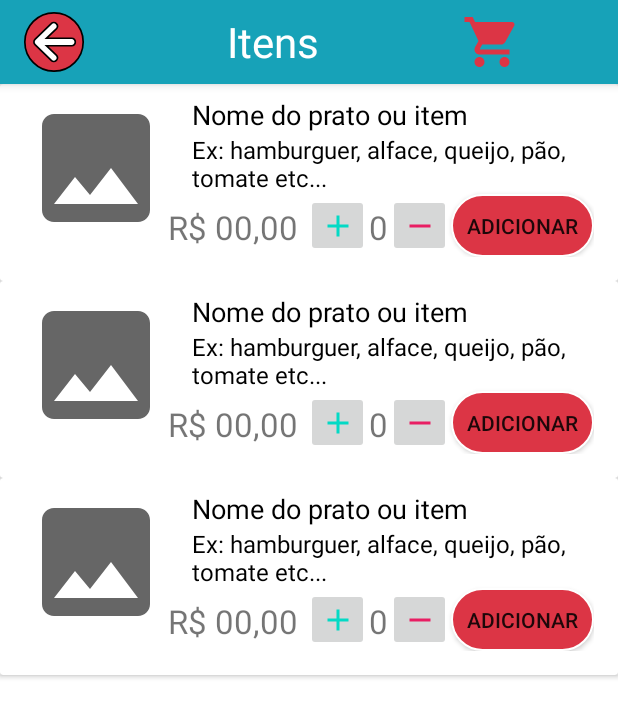
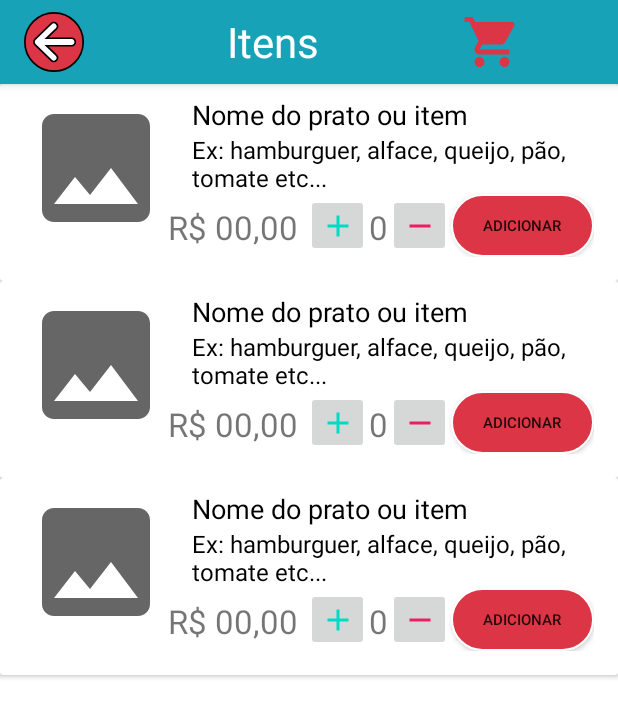
Before and after one commit to diego-dps/Grupo2_TTC_ETEC, an Android app: the layout activity_categoria_cardapio.xml on its own in the app's theme, with its tools: preview values and no code run, on a phone screen of 412 x 824 dp. Shown: the top 717 px of the screen. Run offline under Robolectric (Android 15) with nearby library versions, the phone set to English and light mode, and no system bars; Roboto replaces fonts that are not available here.

Commit message:
Atualização

```diff
--- a/Mobile/SGBR/app/src/main/java/com/example/sgbr/adapter/AdapterItensCardapio.java
+++ b/Mobile/SGBR/app/src/main/java/com/example/sgbr/adapter/AdapterItensCardapio.java
@@ -70,7 +70,7 @@ public class AdapterItensCardapio extends RecyclerView.Adapter<AdapterItensCarda
                 holder.txt_nome_item.setText(item.getNome_Item());
                 holder.txt_preview.setText(item.getDescricao_Item());
                 holder.txt_moeda2.setText("R$");
-                holder.txt_num_itens.setText("0");
+                holder.txt_num_itens.setText("1");
                 holder.txt_valor.setText(item.getPreco_Item());
 
                 holder.img_add.setOnClickListener(new View.OnClickListener() {
@@ -94,6 +94,9 @@ public class AdapterItensCardapio extends RecyclerView.Adapter<AdapterItensCarda
                 holder.txt_valor.setText(resultado.toString() + "0");
 
                 soma = Integer.parseInt(holder.txt_num_itens.getText().toString()) - Integer.parseInt("1");
+                if (soma < 1){
+                    soma = Integer.parseInt(holder.txt_num_itens.getText().toString());
+                }
                 holder.txt_num_itens.setText(soma.toString());
             }
         });
--- a/Mobile/SGBR/app/src/main/java/com/example/sgbr/adapter/AdapterPagamento.java
+++ b/Mobile/SGBR/app/src/main/java/com/example/sgbr/adapter/AdapterPagamento.java
@@ -38,7 +38,6 @@ public class AdapterPagamento extends RecyclerView.Adapter<AdapterPagamento.Paga
 
         View view = LayoutInflater.from(parent.getContext())
                 .inflate(R.layout.pagamento, parent, false);
-
         return new PagamentoViewHolder(view);
     }
 
@@ -56,7 +55,7 @@ public class AdapterPagamento extends RecyclerView.Adapter<AdapterPagamento.Paga
                     holder.txt_descricao.setText(itemPedido.getobservacao_Pedido());
                 }
                 holder.txt_total.setText("Total: ");
-                holder.txt_quantidade.setText("Quantidade:  ");
+                holder.txt_quantidade.setText("Quantidade:");
                 holder.txt_detalhes.setText("...");
                 holder.txt_valor_quantidade.setText(itemPedido.getQuantidade());
                 quantidade = Double.parseDouble(itemPedido.getPreco()) * Double.parseDouble(holder.txt_valor_quantidade.getText().toString());
@@ -78,6 +77,7 @@ public class AdapterPagamento extends RecyclerView.Adapter<AdapterPagamento.Paga
         TextView txt_quantidade;
         TextView txt_valor_quantidade;
         TextView txt_detalhes;
+        TextView preco_Final;
 
         public PagamentoViewHolder(@NonNull View PagamentoView) {
 
--- a/Mobile/SGBR/app/src/main/java/com/example/sgbr/api/Conexao.java
+++ b/Mobile/SGBR/app/src/main/java/com/example/sgbr/api/Conexao.java
@@ -10,7 +10,7 @@ public class Conexao {
     public Retrofit conexao(){
         //CONFIGURAÇÃO RETROFIT
         retrofit = new  Retrofit.Builder()
-                .baseUrl("http://192.168.15.17:3000")
+                .baseUrl("http://192.168.0.14:3000")
                 .addConverterFactory(GsonConverterFactory.create())
                 .build();
 
--- a/Mobile/SGBR/app/src/main/java/com/example/sgbr/ui/MainActivity.java
+++ b/Mobile/SGBR/app/src/main/java/com/example/sgbr/ui/MainActivity.java
@@ -47,6 +47,7 @@ public class MainActivity extends AppCompatActivity {
     private List<Mesa> listaMesas = new ArrayList<>();
     private String codQrCode;
     private int ultimo;
+    private String Pegarqrcode;
 
     @Override
     protected void onCreate(Bundle savedInstanceState) {
@@ -110,6 +111,8 @@ public class MainActivity extends AppCompatActivity {
 
         if (result != null) {
             if (result.getContents() != null) {
+                Pegarqrcode = result.getContents();
+                Log.d("Resultado", "Resultado do scan: "+ result.getContents());
                 inserirPedido();
                 alert("Scan realizado com sucesso!");
                     Intent intent = new Intent(MainActivity.this, CardapioActivity.class);
@@ -130,7 +133,7 @@ public class MainActivity extends AppCompatActivity {
     private void inserirPedido(){
 
         DataService service = conexao.conexao().create(DataService.class);
-        Pedido pedido = new Pedido("", "qrcode1");
+        Pedido pedido = new Pedido("", Pegarqrcode);
         Call<Pedido> call = service.inserirPedido(pedido);
 
         call.enqueue(new Callback<Pedido>() {
--- a/Mobile/SGBR/app/src/main/res/layout/categoria_cardapio_item.xml
+++ b/Mobile/SGBR/app/src/main/res/layout/categoria_cardapio_item.xml
@@ -111,7 +111,8 @@
             android:layout_alignParentBottom="true"
             android:layout_toEndOf="@id/img_remove"
             android:background="@drawable/botao_comum"
-            android:text="@string/btn_add" />
+            android:text="@string/btn_add"
+            android:textSize="10sp" />
 
     </RelativeLayout>
 
--- a/Mobile/SGBR/app/src/main/res/layout/pagamento.xml
+++ b/Mobile/SGBR/app/src/main/res/layout/pagamento.xml
@@ -104,7 +104,7 @@
             android:layout_below="@id/txt_descricao"
             android:layout_alignStart="@id/txt_quantidade"
             android:textStyle="bold"
-            android:layout_marginLeft="85dp"
+            android:layout_marginLeft="95dp"
             tools:text="2"
             />
 
```
